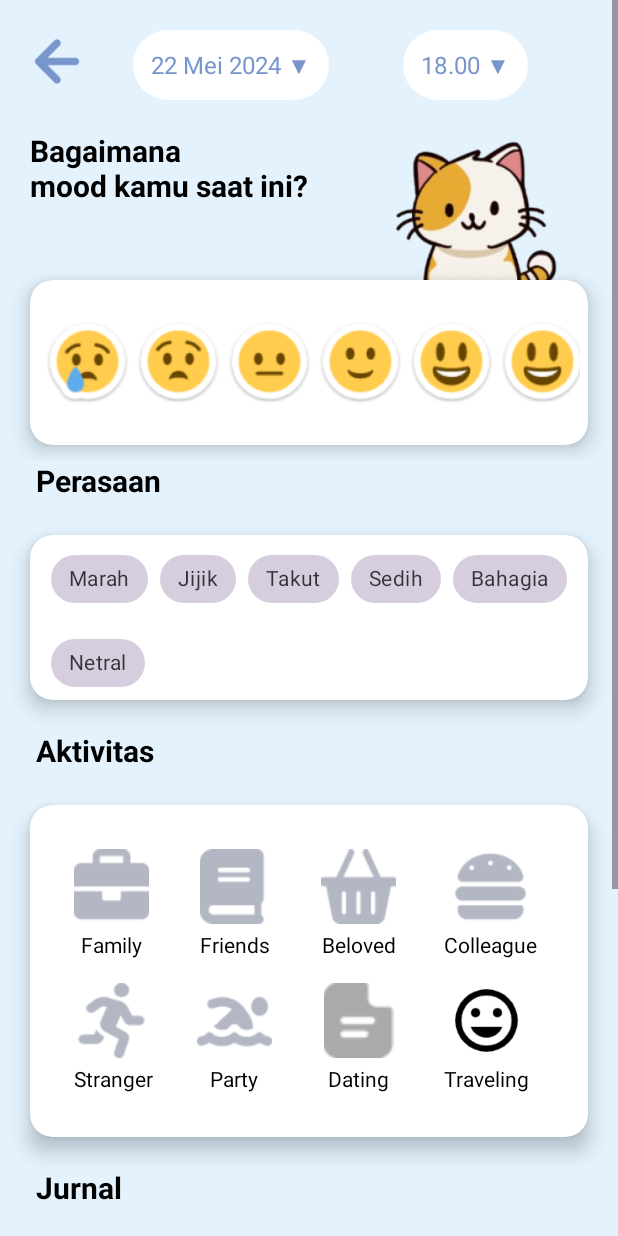
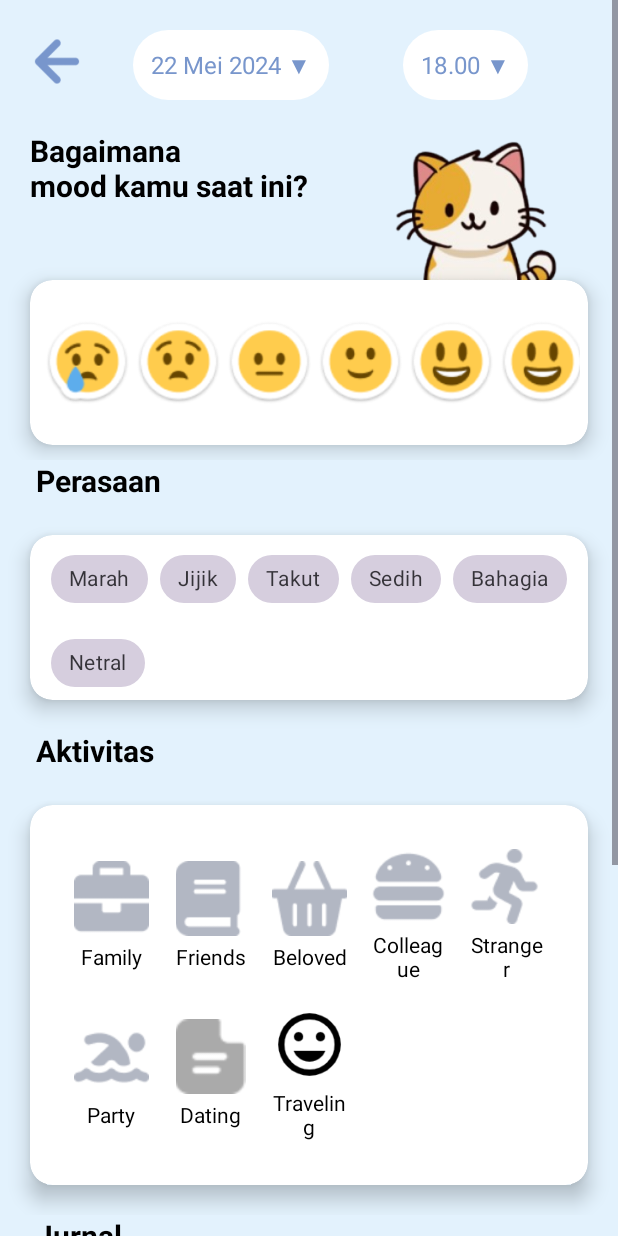
Before and after one commit to Kyizaky/MyMood, an Android app: the screen it shows after launch (MainActivity), item 3 of the bottom bar chosen, on a phone screen of 412 x 824 dp. Run offline under Robolectric (Android 15) with nearby library versions, the light colour scheme and no system bars; our stand-ins replace Room's generated code.

Commit message:
paling normal

```diff
--- a/app/src/main/java/com/example/skripsta/ItemAdapter.kt
+++ b/app/src/main/java/com/example/skripsta/ItemAdapter.kt
@@ -8,25 +8,49 @@ import android.widget.TextView
 import androidx.recyclerview.widget.RecyclerView
 import com.example.skripsta.data.Item
 
-class ItemAdapter(private val items: List<Item>) :
-    RecyclerView.Adapter<ItemAdapter.ItemViewHolder>() {
+class ItemAdapter(
+    val items: List<Item>,
+    private val onItemClicked: (Item) -> Unit // Callback untuk menangani klik
+) : RecyclerView.Adapter<ItemAdapter.ViewHolder>() {
 
-    class ItemViewHolder(view: View) : RecyclerView.ViewHolder(view) {
-        val icon: ImageView = view.findViewById(R.id.item_icon)
-        val text: TextView = view.findViewById(R.id.item_text)
+    inner class ViewHolder(itemView: View) : RecyclerView.ViewHolder(itemView) {
+        private val icon: ImageView = itemView.findViewById(R.id.item_icon)
+        private val text: TextView = itemView.findViewById(R.id.item_text)
+
+        fun bind(item: Item) {
+            icon.setImageResource(item.iconResId)
+            text.text = item.text
+
+            // Ubah tampilan berdasarkan status pemilihan
+            if (item.isSelected) {
+                itemView.setBackgroundColor(itemView.context.resources.getColor(R.color.vista)) // Warna dipilih
+            } else {
+                itemView.setBackgroundColor(itemView.context.resources.getColor(R.color.white)) // Warna default
+            }
+
+            // Atur klik listener
+            itemView.setOnClickListener {
+                // Logika untuk mengatur status item yang dipilih
+                items.forEach { it.isSelected = false } // Set semua item menjadi tidak dipilih
+                item.isSelected = true // Tandai item yang diklik sebagai dipilih
+                notifyDataSetChanged() // Perbarui tampilan RecyclerView
+
+                onItemClicked(item) // Panggil callback dengan item yang dipilih
+            }
+        }
     }
 
-    override fun onCreateViewHolder(parent: ViewGroup, viewType: Int): ItemViewHolder {
+    override fun onCreateViewHolder(parent: ViewGroup, viewType: Int): ViewHolder {
         val view = LayoutInflater.from(parent.context)
             .inflate(R.layout.item_grid, parent, false)
-        return ItemViewHolder(view)
+        return ViewHolder(view)
     }
 
-    override fun onBindViewHolder(holder: ItemViewHolder, position: Int) {
-        val item = items[position]
-        holder.icon.setImageResource(item.icon)
-        holder.text.text = item.text
+    override fun onBindViewHolder(holder: ViewHolder, position: Int) {
+        holder.bind(items[position])
     }
 
     override fun getItemCount(): Int = items.size
 }
+
+fun Item.getDisplayName(): String = this.text
--- a/app/src/main/java/com/example/skripsta/TambahFragment.kt
+++ b/app/src/main/java/com/example/skripsta/TambahFragment.kt
@@ -1,38 +1,63 @@
 package com.example.skripsta
 
 import android.os.Bundle
+import android.util.Log
 import androidx.fragment.app.Fragment
 import android.view.LayoutInflater
 import android.view.View
 import android.view.ViewGroup
-import android.widget.ImageView
+import android.widget.*
+import androidx.lifecycle.ViewModelProvider
 import androidx.recyclerview.widget.GridLayoutManager
 import androidx.recyclerview.widget.RecyclerView
 import com.example.skripsta.data.Item
+import com.example.skripsta.data.User
+import com.example.skripsta.data.UserViewModel
+import com.google.android.material.chip.Chip
+import com.google.android.material.chip.ChipGroup
 
 class TambahFragment : Fragment() {
+
+    private lateinit var mUserViewModel: UserViewModel
 
     override fun onCreateView(
         inflater: LayoutInflater, container: ViewGroup?,
         savedInstanceState: Bundle?
     ): View? {
-        // Inflate the layout for this fragment
         val view = inflater.inflate(R.layout.fragment_tambah, container, false)
 
-        // Sembunyikan BottomNavigationView
-        val bottomNav = requireActivity().findViewById<View>(R.id.bottomNavigationView)
-        bottomNav.visibility = View.GONE
+        mUserViewModel = ViewModelProvider(this).get(UserViewModel::class.java)
 
-        val goBack: ImageView = view.findViewById(R.id.ic_back)
-        goBack.setOnClickListener{
+        requireActivity().findViewById<View>(R.id.bottomNavigationView).visibility = View.GONE
 
+        view.findViewById<ImageView>(R.id.ic_back).setOnClickListener {
             parentFragmentManager.popBackStack()
         }
 
-        // Inisialisasi RecyclerView
-        val recyclerView: RecyclerView = view.findViewById(R.id.recycler_view)
+        view.findViewById<Button>(R.id.btn_save).setOnClickListener {
+            insertDataToDatabase(view)
+        }
 
-        // Data untuk item grid
+        setupMoodButtons(view)
+        setupRecyclerView(view)
+
+        return view
+    }
+
+    private fun setupMoodButtons(view: View) {
+        val moodButtons = listOf(
+            R.id.mood1 to 1, R.id.mood2 to 2, R.id.mood3 to 3,
+            R.id.mood4 to 4, R.id.mood5 to 5, R.id.mood6 to 6
+        )
+
+        moodButtons.forEach { (id, _) ->
+            view.findViewById<ImageButton>(id).setOnClickListener { button ->
+                updateMoodSelection(button as ImageButton, moodButtons.map { view.findViewById<ImageButton>(it.first) })
+            }
+        }
+    }
+
+    private fun setupRecyclerView(view: View) {
         val items = listOf(
             Item(R.drawable.ic_bekerja, "Family"),
             Item(R.drawable.ic_belajar, "Friends"),
@@ -44,17 +69,77 @@ class TambahFragment : Fragment() {
             Item(R.drawable.ic_mood, "Traveling")
         )
 
-        // Set Adapter dan LayoutManager
-        recyclerView.layoutManager = GridLayoutManager(requireContext(), 4) // 4 kolom
-        recyclerView.adapter = ItemAdapter(items)
+        view.findViewById<RecyclerView>(R.id.recycler_view).apply {
+            layoutManager = GridLayoutManager(requireContext(), 5)
+            adapter = ItemAdapter(items) { selectedItem ->
+                items.forEach { it.isSelected = false }
+                selectedItem.isSelected = true
+                adapter?.notifyDataSetChanged()
+            }
+        }
+    }
 
-        return view
+    private fun insertDataToDatabase(view: View) {
+        val journalContent = view.findViewById<EditText>(R.id.etJornal)?.text.toString()
+        val moodType = getSelectedMoodType(view)
+        val selectedFeeling = getSelectedChipText(view, R.id.chipGroup) // Mendapatkan nama chip yang dipilih
+        val selectedActivity = getSelectedActivity(view)
+
+        // Validasi input
+        if (journalContent.isBlank() || moodType == null || selectedFeeling == null || selectedActivity == null) {
+            // Tampilkan pesan error jika ada input yang kosong
+            Toast.makeText(requireContext(), "Lengkapi semua data sebelum menyimpan!", Toast.LENGTH_SHORT).show()
+            return
+        } else {
+            // Menyimpan data ke database
+            mUserViewModel.addUser(User(0, moodType.toString(), selectedActivity, selectedFeeling ?: "Unknown", journalContent))
+            Toast.makeText(requireContext(), "Berhasil", Toast.LENGTH_LONG).show()
+            parentFragmentManager.popBackStack() // Kembali ke layar sebelumnya
+        }
+    }
+
+
+    private fun getSelectedMoodType(view: View): Int? {
+        val moodButtons = listOf(
+            R.id.mood1 to 1, R.id.mood2 to 2, R.id.mood3 to 3,
+            R.id.mood4 to 4, R.id.mood5 to 5, R.id.mood6 to 6
+        )
+        return moodButtons.firstOrNull { view.findViewById<ImageButton>(it.first).isSelected }?.second
+    }
+
+    private fun updateMoodSelection(button: ImageButton, allButtons: List<ImageButton>) {
+        allButtons.forEach {
+            it.isSelected = false
+            it.setBackgroundColor(resources.getColor(R.color.white))
+        }
+        button.isSelected = true
+        button.setBackgroundColor(resources.getColor(R.color.vista))
+    }
+
+    private fun getSelectedChipText(view: View, chipGroupId: Int): String? {
+        val chipGroup = view.findViewById<ChipGroup>(chipGroupId)
+        val selectedChipId = chipGroup.checkedChipId
+
+        // Debugging log
+        Log.d("SelectedChip", "Checked Chip ID: $selectedChipId")
+
+        return if (selectedChipId != View.NO_ID) {
+            val selectedChip = view.findViewById<Chip>(selectedChipId)
+            selectedChip?.text.toString() // Mendapatkan teks chip yang dipilih
+        } else {
+            null // Jika tidak ada chip yang dipilih
+        }
+    }
+
+
+
+    private fun getSelectedActivity(view: View): String? {
+        val adapter = view.findViewById<RecyclerView>(R.id.recycler_view).adapter as? ItemAdapter
+        return adapter?.items?.firstOrNull { it.isSelected }?.getDisplayName()
     }
 
     override fun onDestroyView() {
         super.onDestroyView()
-        // Tampilkan kembali BottomNavigationView
-        val bottomNav = requireActivity().findViewById<View>(R.id.bottomNavigationView)
-        bottomNav.visibility = View.VISIBLE
+        requireActivity().findViewById<View>(R.id.bottomNavigationView).visibility = View.VISIBLE
     }
 }
--- a/app/src/main/java/com/example/skripsta/data/item.kt
+++ b/app/src/main/java/com/example/skripsta/data/item.kt
@@ -1,6 +1,7 @@
 package com.example.skripsta.data
 
 data class Item(
-    val icon: Int,
-    val text: String
+    val iconResId: Int,
+    val text: String,
+    var isSelected: Boolean = false // Tambahkan properti ini
 )
--- a/app/src/main/res/layout/item_grid.xml
+++ b/app/src/main/res/layout/item_grid.xml
@@ -6,7 +6,7 @@
     android:gravity="center"
     android:padding="8dp">
 
-    <ImageButton
+    <ImageView
         android:id="@+id/item_icon"
         android:layout_width="50dp"
         android:layout_height="50dp"
```
